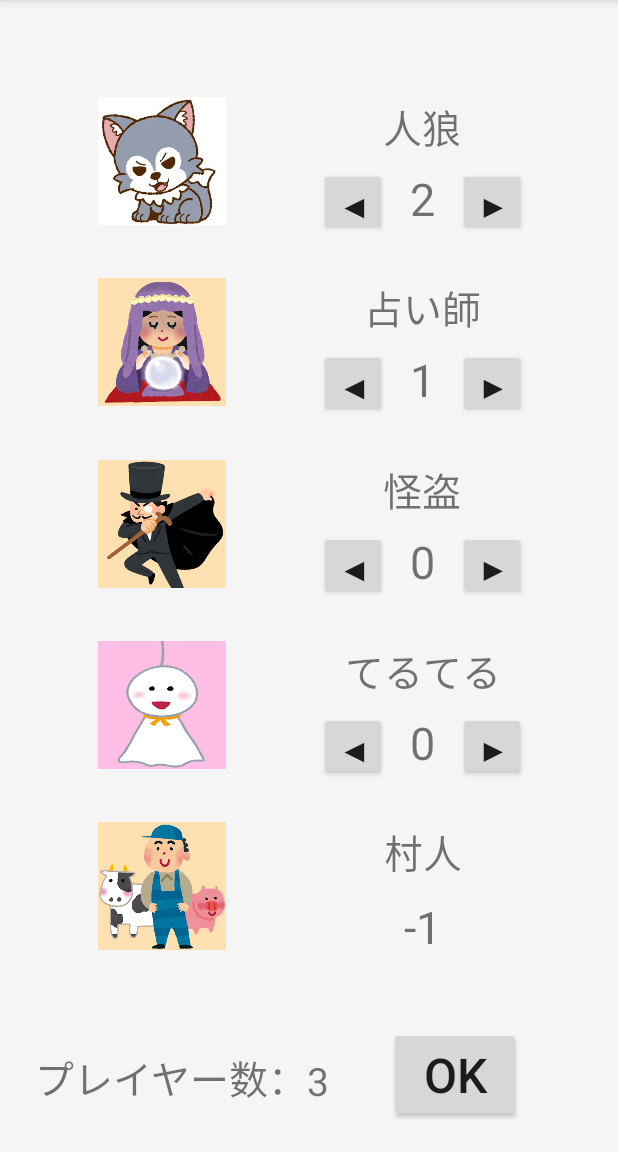
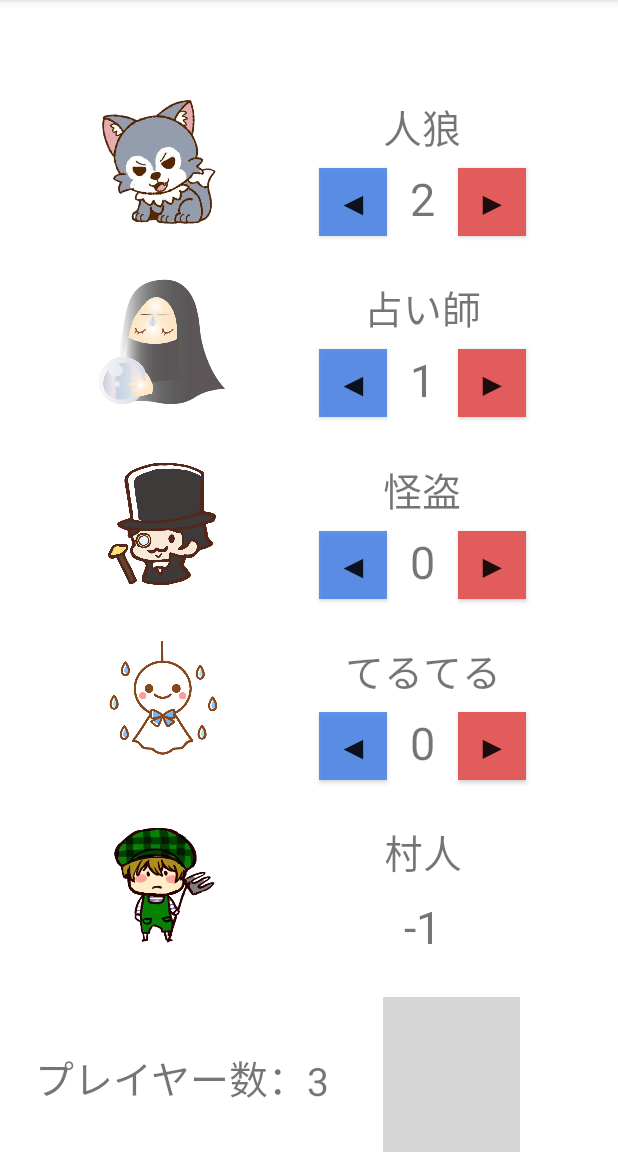
Before and after one commit to konan-pbl-2020/Gankyo, an Android app: the Werewolf screen opened directly, with no data from a screen before it, after a tap on an icon or button, on a phone screen of 412 x 824 dp, the part 84-1236 px from its top. Run offline under Robolectric (Android 15) with nearby library versions, the phone set to English and light mode, and no system bars; 1 other tap on this screen came first; grey boxes are pictures that could not be loaded.

Commit message:
人狼の役職のイラストを追加しました。

```diff
--- a/app/src/main/java/com/example/HelloWorld/Werewolf.java
+++ b/app/src/main/java/com/example/HelloWorld/Werewolf.java
@@ -47,73 +47,73 @@ public class Werewolf extends AppCompatActivity {
         final ImageView img12 = findViewById(R.id.imageView12);
 
         //画像セット
-        if(position[0] == WOLF) img1.setImageResource(R.drawable.wolf);
+        if(position[0] == WOLF) img1.setImageResource(R.drawable.wolf_2);
         else if(position[0] == DIVINER) img1.setImageResource(R.drawable.diviner);
-        else if(position[0] == THIEF) img1.setImageResource(R.drawable.thief);
-        else if(position[0] == TERU) img1.setImageResource(R.drawable.teruteru);
-        else if(position[0] == VILLAGER) img1.setImageResource(R.drawable.villager);
-        if(position[1] == WOLF) img2.setImageResource(R.drawable.wolf);
+        else if(position[0] == THIEF) img1.setImageResource(R.drawable.thief_2);
+        else if(position[0] == TERU) img1.setImageResource(R.drawable.teruteru_2);
+        else if(position[0] == VILLAGER) img1.setImageResource(R.drawable.villager_2);
+        if(position[1] == WOLF) img2.setImageResource(R.drawable.wolf_2);
         else if(position[1] == DIVINER) img2.setImageResource(R.drawable.diviner);
-        else if(position[1] == THIEF) img2.setImageResource(R.drawable.thief);
-        else if(position[1] == TERU) img2.setImageResource(R.drawable.teruteru);
-        else if(position[1] == VILLAGER) img2.setImageResource(R.drawable.villager);
-        if(position[2] == WOLF) img3.setImageResource(R.drawable.wolf);
+        else if(position[1] == THIEF) img2.setImageResource(R.drawable.thief_2);
+        else if(position[1] == TERU) img2.setImageResource(R.drawable.teruteru_2);
+        else if(position[1] == VILLAGER) img2.setImageResource(R.drawable.villager_2);
+        if(position[2] == WOLF) img3.setImageResource(R.drawable.wolf_2);
         else if(position[2] == DIVINER) img3.setImageResource(R.drawable.diviner);
-        else if(position[2] == THIEF) img3.setImageResource(R.drawable.thief);
-        else if(position[2] == TERU) img3.setImageResource(R.drawable.teruteru);
-        else if(position[2] == VILLAGER) img3.setImageResource(R.drawable.villager);
-        if(position[3] == WOLF) img4.setImageResource(R.drawable.wolf);
+        else if(position[2] == THIEF) img3.setImageResource(R.drawable.thief_2);
+        else if(position[2] == TERU) img3.setImageResource(R.drawable.teruteru_2);
+        else if(position[2] == VILLAGER) img3.setImageResource(R.drawable.villager_2);
+        if(position[3] == WOLF) img4.setImageResource(R.drawable.wolf_2);
         else if(position[3] == DIVINER) img4.setImageResource(R.drawable.diviner);
-        else if(position[3] == THIEF) img4.setImageResource(R.drawable.thief);
-        else if(position[3] == TERU) img4.setImageResource(R.drawable.teruteru);
-        else if(position[3] == VILLAGER) img4.setImageResource(R.drawable.villager);
-        if(position[4] == WOLF) img5.setImageResource(R.drawable.wolf);
+        else if(position[3] == THIEF) img4.setImageResource(R.drawable.thief_2);
+        else if(position[3] == TERU) img4.setImageResource(R.drawable.teruteru_2);
+        else if(position[3] == VILLAGER) img4.setImageResource(R.drawable.villager_2);
+        if(position[4] == WOLF) img5.setImageResource(R.drawable.wolf_2);
         else if(position[4] == DIVINER) img5.setImageResource(R.drawable.diviner);
-        else if(position[4] == THIEF) img5.setImageResource(R.drawable.thief);
-        else if(position[4] == TERU) img5.setImageResource(R.drawable.teruteru);
-        else if(position[4] == VILLAGER) img5.setImageResource(R.drawable.villager);
+        else if(position[4] == THIEF) img5.setImageResource(R.drawable.thief_2);
+        else if(position[4] == TERU) img5.setImageResource(R.drawable.teruteru_2);
+        else if(position[4] == VILLAGER) img5.setImageResource(R.drawable.villager_2);
         if(peopleNum<4) img6.setVisibility(View.INVISIBLE);
-        if(position[5] == WOLF) img6.setImageResource(R.drawable.wolf);
+        if(position[5] == WOLF) img6.setImageResource(R.drawable.wolf_2);
         else if(position[5] == DIVINER) img6.setImageResource(R.drawable.diviner);
-        else if(position[5] == THIEF) img6.setImageResource(R.drawable.thief);
-        else if(position[5] == TERU) img6.setImageResource(R.drawable.teruteru);
-        else if(position[5] == VILLAGER) img6.setImageResource(R.drawable.villager);
+        else if(position[5] == THIEF) img6.setImageResource(R.drawable.thief_2);
+        else if(position[5] == TERU) img6.setImageResource(R.drawable.teruteru_2);
+        else if(position[5] == VILLAGER) img6.setImageResource(R.drawable.villager_2);
         if(peopleNum<5) img7.setVisibility(View.INVISIBLE);
-        if(position[6] == WOLF) img7.setImageResource(R.drawable.wolf);
+        if(position[6] == WOLF) img7.setImageResource(R.drawable.wolf_2);
         else if(position[6] == DIVINER) img7.setImageResource(R.drawable.diviner);
-        else if(position[6] == THIEF) img7.setImageResource(R.drawable.thief);
-        else if(position[6] == TERU) img7.setImageResource(R.drawable.teruteru);
-        else if(position[6] == VILLAGER) img7.setImageResource(R.drawable.villager);
+        else if(position[6] == THIEF) img7.setImageResource(R.drawable.thief_2);
+        else if(position[6] == TERU) img7.setImageResource(R.drawable.teruteru_2);
+        else if(position[6] == VILLAGER) img7.setImageResource(R.drawable.villager_2);
         if(peopleNum<6) img8.setVisibility(View.INVISIBLE);
-        if(position[7] == WOLF) img8.setImageResource(R.drawable.wolf);
+        if(position[7] == WOLF) img8.setImageResource(R.drawable.wolf_2);
         else if(position[7] == DIVINER) img8.setImageResource(R.drawable.diviner);
-        else if(position[7] == THIEF) img8.setImageResource(R.drawable.thief);
-        else if(position[7] == TERU) img8.setImageResource(R.drawable.teruteru);
-        else if(position[7] == VILLAGER) img8.setImageResource(R.drawable.villager);
+        else if(position[7] == THIEF) img8.setImageResource(R.drawable.thief_2);
+        else if(position[7] == TERU) img8.setImageResource(R.drawable.teruteru_2);
+        else if(position[7] == VILLAGER) img8.setImageResource(R.drawable.villager_2);
         if(peopleNum<7) img9.setVisibility(View.INVISIBLE);
-        if(position[8] == WOLF) img9.setImageResource(R.drawable.wolf);
+        if(position[8] == WOLF) img9.setImageResource(R.drawable.wolf_2);
         else if(position[8] == DIVINER) img9.setImageResource(R.drawable.diviner);
-        else if(position[8] == THIEF) img9.setImageResource(R.drawable.thief);
-        else if(position[8] == TERU) img9.setImageResource(R.drawable.teruteru);
-        else if(position[8] == VILLAGER) img9.setImageResource(R.drawable.villager);
+        else if(position[8] == THIEF) img9.setImageResource(R.drawable.thief_2);
+        else if(position[8] == TERU) img9.setImageResource(R.drawable.teruteru_2);
+        else if(position[8] == VILLAGER) img9.setImageResource(R.drawable.villager_2);
         if(peopleNum<8) img10.setVisibility(View.INVISIBLE);
-        if(position[9] == WOLF) img10.setImageResource(R.drawable.wolf);
+        if(position[9] == WOLF) img10.setImageResource(R.drawable.wolf_2);
         else if(position[9] == DIVINER) img10.setImageResource(R.drawable.diviner);
-        else if(position[9] == THIEF) img10.setImageResource(R.drawable.thief);
-        else if(position[9] == TERU) img10.setImageResource(R.drawable.teruteru);
-        else if(position[9] == VILLAGER) img10.setImageResource(R.drawable.villager);
+        else if(position[9] == THIEF) img10.setImageResource(R.drawable.thief_2);
+        else if(position[9] == TERU) img10.setImageResource(R.drawable.teruteru_2);
+        else if(position[9] == VILLAGER) img10.setImageResource(R.drawable.villager_2);
         if(peopleNum<9) img11.setVisibility(View.INVISIBLE);
-        if(position[10] == WOLF) img11.setImageResource(R.drawable.wolf);
+        if(position[10] == WOLF) img11.setImageResource(R.drawable.wolf_2);
         else if(position[10] == DIVINER) img11.setImageResource(R.drawable.diviner);
-        else if(position[10] == THIEF) img11.setImageResource(R.drawable.thief);
-        else if(position[10] == TERU) img11.setImageResource(R.drawable.teruteru);
-        else if(position[10] == VILLAGER) img11.setImageResource(R.drawable.villager);
+        else if(position[10] == THIEF) img11.setImageResource(R.drawable.thief_2);
+        else if(position[10] == TERU) img11.setImageResource(R.drawable.teruteru_2);
+        else if(position[10] == VILLAGER) img11.setImageResource(R.drawable.villager_2);
         if(peopleNum<10) img12.setVisibility(View.INVISIBLE);
-        if(position[11] == WOLF) img12.setImageResource(R.drawable.wolf);
+        if(position[11] == WOLF) img12.setImageResource(R.drawable.wolf_2);
         else if(position[11] == DIVINER) img12.setImageResource(R.drawable.diviner);
-        else if(position[11] == THIEF) img12.setImageResource(R.drawable.thief);
-        else if(position[11] == TERU) img12.setImageResource(R.drawable.teruteru);
-        else if(position[11] == VILLAGER) img12.setImageResource(R.drawable.villager);
+        else if(position[11] == THIEF) img12.setImageResource(R.drawable.thief_2);
+        else if(position[11] == TERU) img12.setImageResource(R.drawable.teruteru_2);
+        else if(position[11] == VILLAGER) img12.setImageResource(R.drawable.villager_2);
 
         Button back = (Button)findViewById(R.id.back);
         back.setOnClickListener(new View.OnClickListener() {
@@ -406,19 +406,19 @@ public class Werewolf extends AppCompatActivity {
         final ImageView positionImage = findViewById(R.id.imageView14);
         if(position[i] == WOLF){
             poN.setText("人狼");
-            positionImage.setImageResource(R.drawable.wolf);
+            positionImage.setImageResource(R.drawable.wolf_2);
         }else if(position[i] == DIVINER){
             poN.setText("占い師");
             positionImage.setImageResource(R.drawable.diviner);
         }else if(position[i] == THIEF){
             poN.setText("怪盗");
-            positionImage.setImageResource(R.drawable.thief);
+            positionImage.setImageResource(R.drawable.thief_2);
         }else if(position[i] == TERU){
             poN.setText("てるてる");
-            positionImage.setImageResource(R.drawable.teruteru);
+            positionImage.setImageResource(R.drawable.teruteru_2);
         }else{
             poN.setText("村人");
-            positionImage.setImageResource(R.drawable.villager);
+            positionImage.setImageResource(R.drawable.villager_2);
         }
 
         Button confirm = (Button) findViewById(R.id.confirmationButton);
--- a/app/src/main/res/layout/activity_werewolf_position_config.xml
+++ b/app/src/main/res/layout/activity_werewolf_position_config.xml
@@ -4,7 +4,7 @@
     xmlns:tools="http://schemas.android.com/tools"
     android:layout_width="match_parent"
     android:layout_height="match_parent"
-    android:background="#F5F5F5">
+    android:background="#FFFFFF">
 
     <ImageView
         android:id="@+id/imageView9"
@@ -17,7 +17,7 @@
         app:layout_constraintHorizontal_bias="0.2"
         app:layout_constraintStart_toStartOf="parent"
         app:layout_constraintTop_toBottomOf="@+id/imageView11"
-        app:srcCompat="@drawable/diviner" />
+        app:srcCompat="@drawable/fortuneteller" />
 
     <ImageView
         android:id="@+id/imageView10"
@@ -43,7 +43,7 @@
         app:layout_constraintHorizontal_bias="0.2"
         app:layout_constraintStart_toStartOf="parent"
         app:layout_constraintTop_toTopOf="parent"
-        app:srcCompat="@drawable/wolf2" />
+        app:srcCompat="@drawable/wolf" />
 
     <ImageView
         android:id="@+id/imageView12"
@@ -64,6 +64,7 @@
         android:layout_height="85dp"
         android:layout_marginTop="5dp"
         android:layout_marginBottom="110dp"
+        android:background="#FFFFFF"
         app:layout_constraintBottom_toBottomOf="parent"
         app:layout_constraintEnd_toEndOf="parent"
         app:layout_constraintHorizontal_bias="0.2"
@@ -150,6 +151,7 @@
         android:layout_height="45dp"
         android:layout_marginStart="15dp"
         android:layout_marginTop="8dp"
+        android:background="#E35C5C"
         android:text="▶"
         android:textAlignment="center"
         android:textSize="22sp"
@@ -162,6 +164,7 @@
         android:layout_height="45dp"
         android:layout_marginTop="8dp"
         android:layout_marginEnd="15dp"
+        android:background="#D2417EE8"
         android:text="◀"
         android:textAlignment="center"
         android:textSize="22sp"
@@ -179,8 +182,8 @@
         app:layout_constraintStart_toEndOf="@+id/imageView13"
         app:layout_constraintTop_toBottomOf="@+id/textView5" />
 
-    <Button
-        android:id="@+id/ok"
+    <!--<Button
+        android:id="@+id/confirmationButton"
         android:layout_width="wrap_content"
         android:layout_height="wrap_content"
         android:layout_marginBottom="20dp"
@@ -189,7 +192,7 @@
         app:layout_constraintBottom_toBottomOf="parent"
         app:layout_constraintEnd_toEndOf="parent"
         app:layout_constraintHorizontal_bias="0.8"
-        app:layout_constraintStart_toStartOf="parent" />
+        app:layout_constraintStart_toStartOf="parent" />-->
 
     <TextView
         android:id="@+id/divinerNum"
@@ -230,6 +233,7 @@
         android:layout_height="45dp"
         android:layout_marginTop="8dp"
         android:layout_marginEnd="15dp"
+        android:background="#D2417EE8"
         android:text="◀"
         android:textSize="22sp"
         app:layout_constraintEnd_toStartOf="@+id/divinerNum"
@@ -241,6 +245,7 @@
         android:layout_height="45dp"
         android:layout_marginStart="15dp"
         android:layout_marginTop="8dp"
+        android:background="#E35C5C"
         android:text="▶"
         android:textSize="22sp"
         app:layout_constraintStart_toEndOf="@+id/divinerNum"
@@ -274,6 +279,7 @@
         android:layout_height="45dp"
         android:layout_marginTop="8dp"
         android:layout_marginEnd="15dp"
+        android:background="#D2417EE8"
         android:text="◀"
         android:textSize="22sp"
         app:layout_constraintEnd_toStartOf="@+id/thiefNum"
@@ -285,6 +291,7 @@
         android:layout_height="45dp"
         android:layout_marginStart="15dp"
         android:layout_marginTop="8dp"
+        android:background="#E35C5C"
         android:text="▶"
         android:textSize="22sp"
         app:layout_constraintStart_toEndOf="@+id/thiefNum"
@@ -296,6 +303,7 @@
         android:layout_height="45dp"
         android:layout_marginTop="8dp"
         android:layout_marginEnd="15dp"
+        android:background="#D2417EE8"
         android:text="◀"
         android:textSize="22sp"
         app:layout_constraintEnd_toStartOf="@+id/teruNum"
@@ -307,8 +315,22 @@
         android:layout_height="45dp"
         android:layout_marginStart="15dp"
         android:layout_marginTop="8dp"
+        android:background="#E35C5C"
         android:text="▶"
         android:textSize="22sp"
         app:layout_constraintStart_toEndOf="@+id/teruNum"
         app:layout_constraintTop_toBottomOf="@+id/textView4" />
+
+    <ImageButton
+        android:id="@+id/confirmationImageButton"
+        android:layout_width="91dp"
+        android:layout_height="103dp"
+        android:background="@drawable/hi"
+        app:layout_constraintBottom_toBottomOf="parent"
+        app:layout_constraintEnd_toEndOf="parent"
+        app:layout_constraintHorizontal_bias="0.796"
+        app:layout_constraintStart_toStartOf="parent"
+        app:layout_constraintTop_toTopOf="parent"
+        app:layout_constraintVertical_bias="1.0"
+        tools:ignore="MissingConstraints" />
 </androidx.constraintlayout.widget.ConstraintLayout>
--- a/app/src/main/res/layout/activity_werewolf_wolf.xml
+++ b/app/src/main/res/layout/activity_werewolf_wolf.xml
@@ -11,6 +11,7 @@
         android:layout_width="wrap_content"
         android:layout_height="wrap_content"
         android:text="人狼は村人を食べます。"
+        android:textColor="#FFFFFF"
         android:textSize="26sp"
         app:layout_constraintBottom_toBottomOf="parent"
         app:layout_constraintEnd_toEndOf="parent"
@@ -23,6 +24,7 @@
         android:layout_width="wrap_content"
         android:layout_height="wrap_content"
         android:text="人狼が一人も処刑されなければ"
+        android:textColor="#FFFFFF"
         android:textSize="26sp"
         app:layout_constraintEnd_toEndOf="parent"
         app:layout_constraintStart_toStartOf="parent"
@@ -33,6 +35,7 @@
         android:layout_width="wrap_content"
         android:layout_height="wrap_content"
         android:text="人狼チームの勝ちです。"
+        android:textColor="#FFFFFF"
         android:textSize="26sp"
         app:layout_constraintEnd_toEndOf="parent"
         app:layout_constraintStart_toStartOf="parent"
```
Also changed, not shown: app/src/main/res/layout/activity_main.xml (+16 -1 lines), app/src/main/res/layout/activity_werewolf_confirmation.xml (+8 -0 lines), app/src/main/res/layout/activity_werewolf_intro.xml (+40 -10 lines), app/src/main/res/layout/activity_werewolf_position.xml (+21 -5 lines), app/src/main/res/drawable-v24/tanuki.png (added), app/src/main/res/drawable/fortuneteller.png, app/src/main/res/drawable/teruteru.png, app/src/main/res/drawable/teruteru2.png (deleted), app/src/main/res/drawable/thief.png, app/src/main/res/drawable/thief2.png (deleted), app/src/main/res/drawable/villager.png, app/src/main/res/drawable/wolf.png, app/src/main/res/drawable/wolf2.png (deleted).
